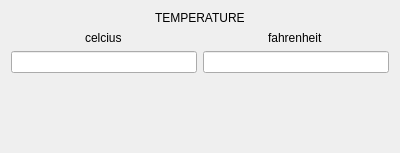
First picture: the form in temperaturewidget.ui, repository dimitris47/units, before the edit.
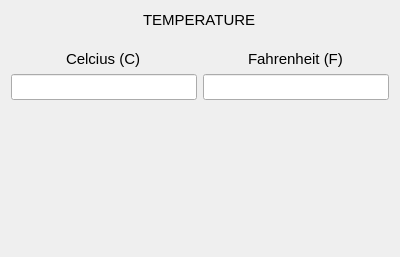
Second picture: the form after the edit.

```diff
--- a/temperaturewidget.ui
+++ b/temperaturewidget.ui
@@ -7,69 +7,110 @@
     <x>0</x>
     <y>0</y>
     <width>400</width>
-    <height>153</height>
+    <height>257</height>
    </rect>
   </property>
   <property name="windowTitle">
    <string>Frame</string>
   </property>
   <layout class="QGridLayout" name="gridLayout">
-   <item row="1" column="1" alignment="Qt::AlignHCenter">
+   <item row="3" column="1">
+    <widget class="QLineEdit" name="fahrline">
+     <property name="sizePolicy">
+      <sizepolicy hsizetype="Preferred" vsizetype="Fixed">
+       <horstretch>0</horstretch>
+       <verstretch>0</verstretch>
+      </sizepolicy>
+     </property>
+     <property name="font">
+      <font>
+       <pointsize>11</pointsize>
+      </font>
+     </property>
+     <property name="text">
+      <string/>
+     </property>
+    </widget>
+   </item>
+   <item row="3" column="0">
+    <widget class="QLineEdit" name="celcline">
+     <property name="sizePolicy">
+      <sizepolicy hsizetype="Preferred" vsizetype="Fixed">
+       <horstretch>0</horstretch>
+       <verstretch>0</verstretch>
+      </sizepolicy>
+     </property>
+     <property name="font">
+      <font>
+       <pointsize>11</pointsize>
+      </font>
+     </property>
+     <property name="text">
+      <string/>
+     </property>
+    </widget>
+   </item>
+   <item row="2" column="1" alignment="Qt::AlignHCenter">
     <widget class="QLabel" name="fahrlabel">
+     <property name="font">
+      <font>
+       <pointsize>11</pointsize>
+      </font>
+     </property>
      <property name="text">
-      <string>fahrenheit</string>
+      <string>Fahrenheit (F)</string>
      </property>
     </widget>
    </item>
-   <item row="1" column="0" alignment="Qt::AlignHCenter">
+   <item row="2" column="0" alignment="Qt::AlignHCenter">
     <widget class="QLabel" name="celclabel">
+     <property name="font">
+      <font>
+       <pointsize>11</pointsize>
+      </font>
+     </property>
      <property name="text">
-      <string>celcius</string>
+      <string>Celcius (C)</string>
      </property>
     </widget>
    </item>
-   <item row="2" column="0">
-    <widget class="QLineEdit" name="celcline">
-     <property name="sizePolicy">
-      <sizepolicy hsizetype="Preferred" vsizetype="Fixed">
-       <horstretch>0</horstretch>
-       <verstretch>0</verstretch>
-      </sizepolicy>
+   <item row="4" column="1">
+    <spacer name="verticalSpacer">
+     <property name="orientation">
+      <enum>Qt::Vertical</enum>
      </property>
-     <property name="text">
-      <string/>
+     <property name="sizeHint" stdset="0">
+      <size>
+       <width>20</width>
+       <height>40</height>
+      </size>
      </property>
-    </widget>
+    </spacer>
    </item>
    <item row="0" column="0" colspan="2" alignment="Qt::AlignHCenter">
     <widget class="QLabel" name="label">
+     <property name="font">
+      <font>
+       <pointsize>11</pointsize>
+      </font>
+     </property>
      <property name="text">
       <string>TEMPERATURE</string>
      </property>
     </widget>
    </item>
-   <item row="2" column="1">
-    <widget class="QLineEdit" name="fahrline">
-     <property name="sizePolicy">
-      <sizepolicy hsizetype="Preferred" vsizetype="Fixed">
-       <horstretch>0</horstretch>
-       <verstretch>0</verstretch>
-      </sizepolicy>
-     </property>
-     <property name="text">
-      <string/>
-     </property>
-    </widget>
-   </item>
-   <item row="3" column="1">
-    <spacer name="verticalSpacer">
+   <item row="1" column="0">
+    <spacer name="verticalSpacer_2">
      <property name="orientation">
       <enum>Qt::Vertical</enum>
      </property>
+     <property name="sizeType">
+      <enum>QSizePolicy::Fixed</enum>
+     </property>
      <property name="sizeHint" stdset="0">
       <size>
        <width>20</width>
-       <height>40</height>
+       <height>15</height>
       </size>
      </property>
     </spacer>
```
